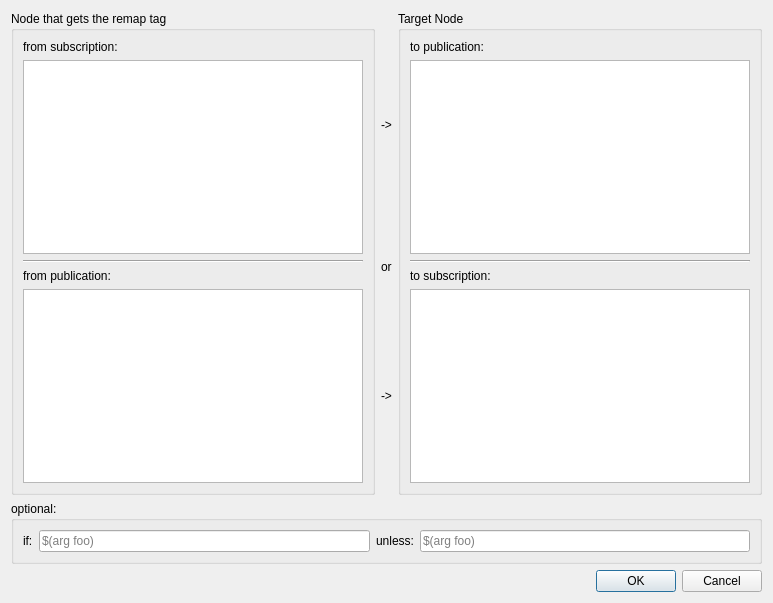
Above: rxDev/src/tagItems/remapArrowEdit.ui from songxuchao/rxdeveloper-ros-pkg before the change. Below: the same form after it.
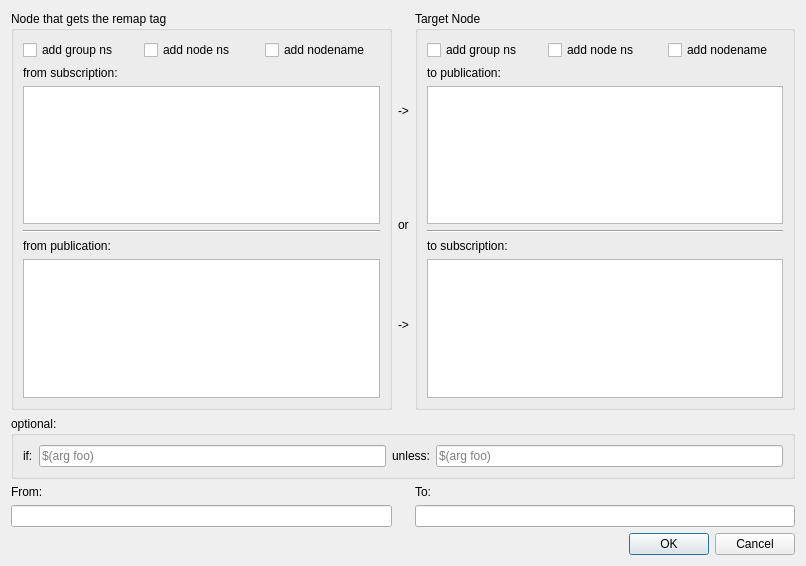
That is the form after the change. Icons and pictures are not drawn.

Commit message: added a blank node, fixed arrow loadbug, added lots of arrowfeatures

```diff
--- a/rxDev/src/tagItems/remapArrowEdit.ui
+++ b/rxDev/src/tagItems/remapArrowEdit.ui
@@ -6,8 +6,8 @@
    <rect>
     <x>0</x>
     <y>0</y>
-    <width>773</width>
-    <height>603</height>
+    <width>806</width>
+    <height>566</height>
    </rect>
   </property>
   <property name="windowTitle">
@@ -24,14 +24,14 @@
       <string>Node that gets the remap tag</string>
      </property>
      <layout class="QGridLayout" name="gridLayout_2">
-      <item row="0" column="0">
+      <item row="6" column="0">
        <widget class="QLabel" name="label">
         <property name="text">
          <string>from subscription:</string>
         </property>
        </widget>
       </item>
-      <item row="1" column="0">
+      <item row="7" column="0">
        <widget class="QListView" name="listView_startNode_subscribe">
         <property name="editTriggers">
          <set>QAbstractItemView::NoEditTriggers</set>
@@ -41,21 +41,21 @@
         </property>
        </widget>
       </item>
-      <item row="3" column="0">
+      <item row="9" column="0">
        <widget class="Line" name="line">
         <property name="orientation">
          <enum>Qt::Horizontal</enum>
         </property>
        </widget>
       </item>
-      <item row="4" column="0">
+      <item row="10" column="0">
        <widget class="QLabel" name="label_6">
         <property name="text">
          <string>from publication:</string>
         </property>
        </widget>
       </item>
-      <item row="5" column="0">
+      <item row="11" column="0">
        <widget class="QListView" name="listView_startNode_publish">
         <property name="editTriggers">
          <set>QAbstractItemView::NoEditTriggers</set>
@@ -65,6 +65,31 @@
         </property>
        </widget>
       </item>
+      <item row="1" column="0">
+       <layout class="QHBoxLayout" name="horizontalLayout">
+        <item>
+         <widget class="QCheckBox" name="checkBox_startGroupNs">
+          <property name="text">
+           <string>add group ns</string>
+          </property>
+         </widget>
+        </item>
+        <item>
+         <widget class="QCheckBox" name="checkBox_startNamespace">
+          <property name="text">
+           <string>add node ns</string>
+          </property>
+         </widget>
+        </item>
+        <item>
+         <widget class="QCheckBox" name="checkBox_startName">
+          <property name="text">
+           <string>add nodename</string>
+          </property>
+         </widget>
+        </item>
+       </layout>
+      </item>
      </layout>
     </widget>
    </item>
@@ -109,14 +134,14 @@
       <string>Target Node</string>
      </property>
      <layout class="QGridLayout" name="gridLayout_3">
-      <item row="0" column="0">
+      <item row="3" column="0">
        <widget class="QLabel" name="label_3">
         <property name="text">
          <string>to publication:</string>
         </property>
        </widget>
       </item>
-      <item row="1" column="0">
+      <item row="4" column="0">
        <widget class="QListView" name="listView_endNode_publish">
         <property name="editTriggers">
          <set>QAbstractItemView::NoEditTriggers</set>
@@ -126,21 +151,21 @@
         </property>
        </widget>
       </item>
-      <item row="2" column="0">
+      <item row="5" column="0">
        <widget class="Line" name="line_2">
         <property name="orientation">
          <enum>Qt::Horizontal</enum>
         </property>
        </widget>
       </item>
-      <item row="3" column="0">
+      <item row="6" column="0">
        <widget class="QLabel" name="label_7">
         <property name="text">
          <string>to subscription:</string>
         </property>
        </widget>
       </item>
-      <item row="4" column="0">
+      <item row="7" column="0">
        <widget class="QListView" name="listView_endNode_subscribe">
         <property name="editTriggers">
          <set>QAbstractItemView::NoEditTriggers</set>
@@ -150,6 +175,31 @@
         </property>
        </widget>
       </item>
+      <item row="0" column="0">
+       <layout class="QHBoxLayout" name="horizontalLayout_2">
+        <item>
+         <widget class="QCheckBox" name="checkBox_targetGroupNs">
+          <property name="text">
+           <string>add group ns</string>
+          </property>
+         </widget>
+        </item>
+        <item>
+         <widget class="QCheckBox" name="checkBox_targetNamespace">
+          <property name="text">
+           <string>add node ns</string>
+          </property>
+         </widget>
+        </item>
+        <item>
+         <widget class="QCheckBox" name="checkBox_targetName">
+          <property name="text">
+           <string>add nodename</string>
+          </property>
+         </widget>
+        </item>
+       </layout>
+      </item>
      </layout>
     </widget>
    </item>
@@ -166,21 +216,21 @@
         </property>
        </widget>
       </item>
-      <item row="0" column="1">
-       <widget class="QLineEdit" name="lineEdit_if">
-        <property name="placeholderText">
-         <string>$(arg foo)</string>
-        </property>
-       </widget>
-      </item>
       <item row="0" column="2">
+       <widget class="QLineEdit" name="lineEdit_if">
+        <property name="placeholderText">
+         <string>$(arg foo)</string>
+        </property>
+       </widget>
+      </item>
+      <item row="0" column="3">
        <widget class="QLabel" name="label_9">
         <property name="text">
          <string>unless:</string>
         </property>
        </widget>
       </item>
-      <item row="0" column="3">
+      <item row="0" column="4">
        <widget class="QLineEdit" name="lineEdit_unless">
         <property name="placeholderText">
          <string>$(arg foo)</string>
@@ -190,7 +240,7 @@
      </layout>
     </widget>
    </item>
-   <item row="2" column="2">
+   <item row="4" column="2">
     <widget class="QDialogButtonBox" name="buttonBox">
      <property name="orientation">
       <enum>Qt::Horizontal</enum>
@@ -200,6 +250,26 @@
      </property>
     </widget>
    </item>
+   <item row="3" column="2">
+    <widget class="QLineEdit" name="lineEdit_to"/>
+   </item>
+   <item row="3" column="0">
+    <widget class="QLineEdit" name="lineEdit_from"/>
+   </item>
+   <item row="2" column="0">
+    <widget class="QLabel" name="label_10">
+     <property name="text">
+      <string>From:</string>
+     </property>
+    </widget>
+   </item>
+   <item row="2" column="2">
+    <widget class="QLabel" name="label_11">
+     <property name="text">
+      <string>To:</string>
+     </property>
+    </widget>
+   </item>
   </layout>
  </widget>
  <resources/>
```
The commit also changes 12 other files.
